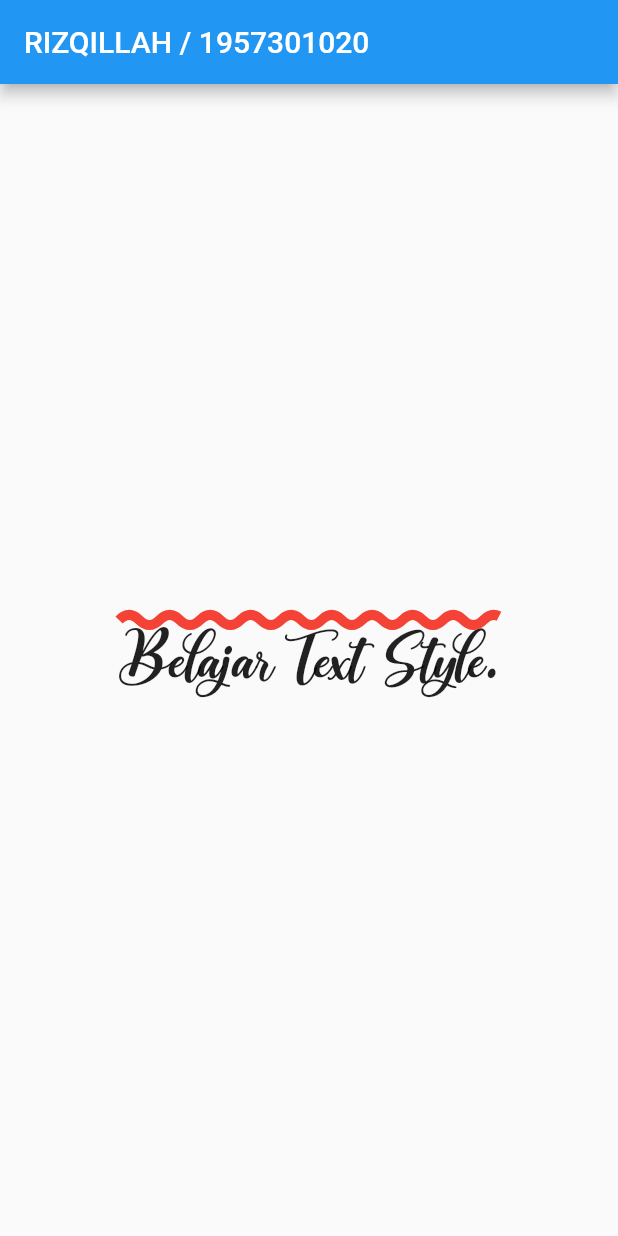
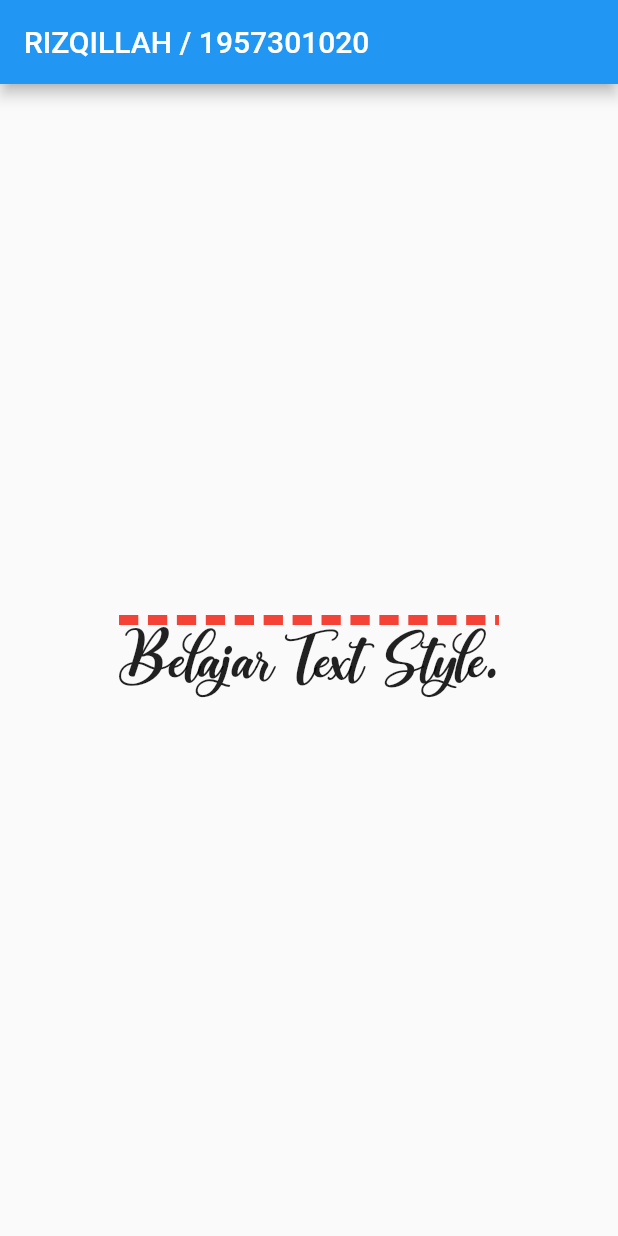
Before and after one commit to rizqillah-pnl/Belajar_Flutter, a Flutter app: the screen it shows after launch, on a phone screen of 412 x 824 dp. Run offline on Flutter 3.47's test engine with Material 2 defaults, Android fonts, the phone set to English and light mode, and no system bars.

```diff
--- a/lib/main.dart
+++ b/lib/main.dart
@@ -13,7 +13,7 @@ class MyApp extends StatelessWidget {
         body: Center(
           child: Text(
             "Belajar Text Style.",
-            style: TextStyle(fontFamily: "CrashLandingBB", fontSize: 45, decoration: TextDecoration.overline, decorationColor: Colors.red, decorationThickness: 3, decorationStyle: TextDecorationStyle.wavy),
+            style: TextStyle(fontFamily: "CrashLandingBB", fontSize: 45, decoration: TextDecoration.overline, decorationColor: Colors.red, decorationThickness: 3, decorationStyle: TextDecorationStyle.dashed),
           ),
         ),
       ),
```
Also changed, not shown: 1 other file.
